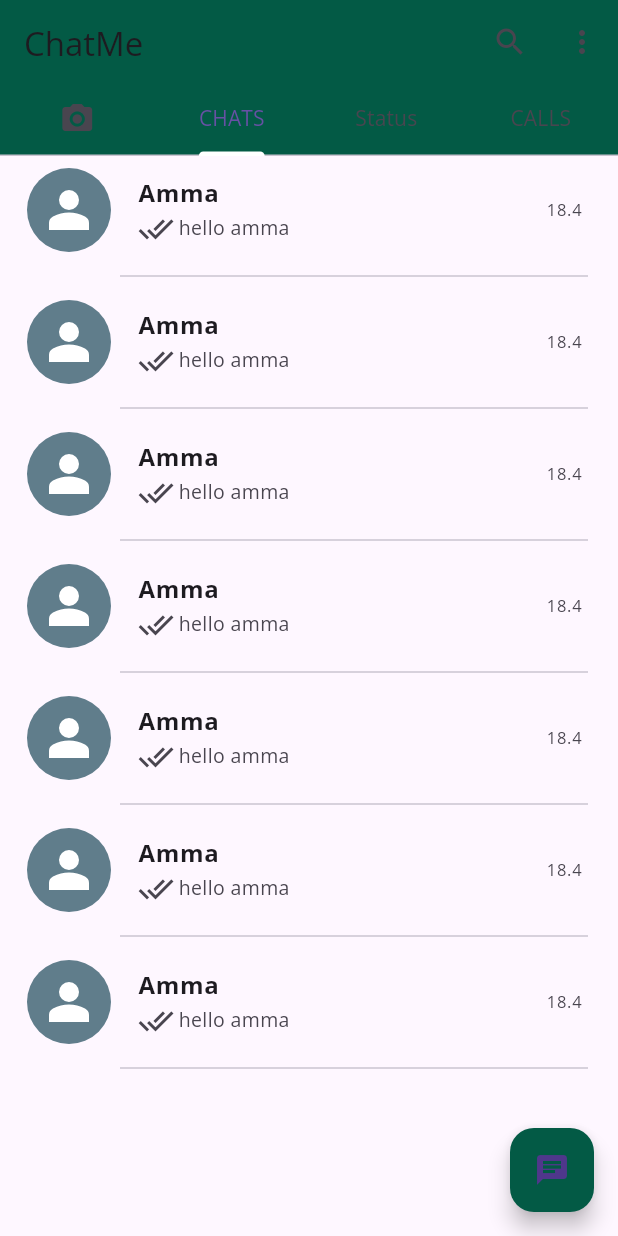
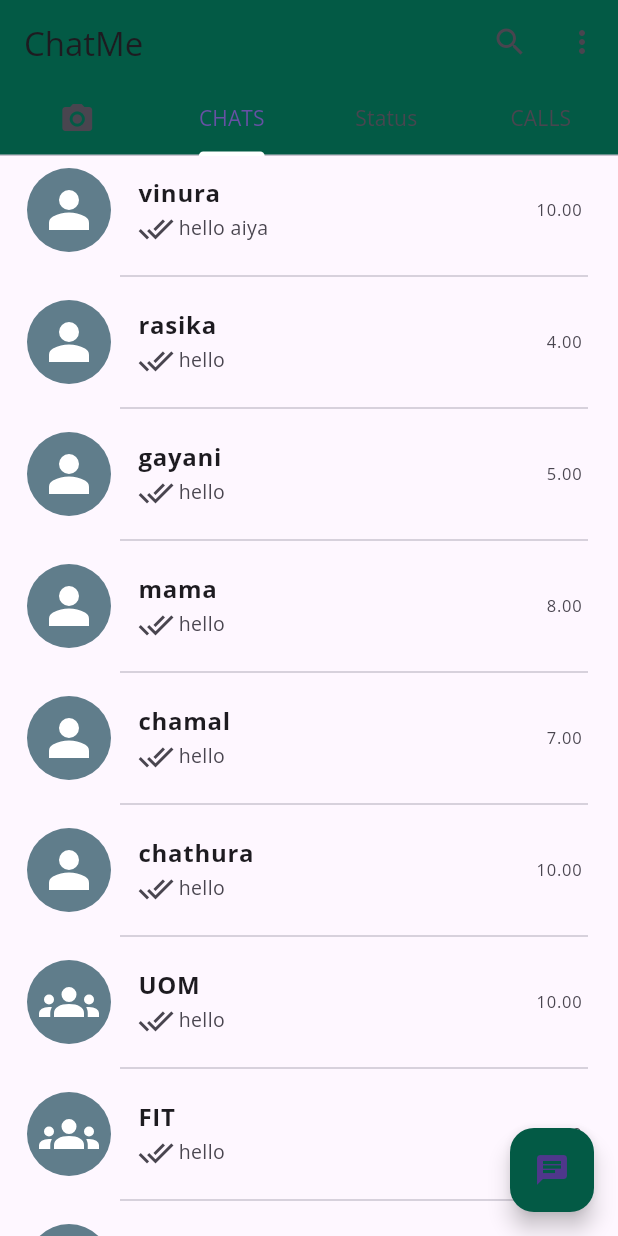
Before and after one commit to IsuraViranga/ChatApp, a Flutter app: the screen it shows after launch, on a phone screen of 412 x 824 dp. Run offline on Flutter 3.47's test engine with Material 3 defaults, Android fonts, the phone set to English and light mode, and no system bars; our stand-ins replace flutter_svg.

Commit message:
chat model and list added

```diff
--- /dev/null
+++ b/lib/Model/ChatModel.dart
@@ -0,0 +1,15 @@
+class ChatModel {
+  String name;
+  String time;
+  String icon;
+  String currentMessage;
+  bool isGroup;
+
+  ChatModel({
+    required this.name,
+    required this.time,
+    required this.icon,
+    required this.currentMessage,
+    required this.isGroup,
+  });
+}
--- a/lib/Pages/chatpage.dart
+++ b/lib/Pages/chatpage.dart
@@ -1,5 +1,6 @@
 import 'package:chatapp/customUI/CustomCard.dart';
 import 'package:flutter/material.dart';
+import '../Model/ChatModel.dart';
 
 class ChatPage extends StatefulWidget {
   const ChatPage({Key? key}) : super(key: key);
@@ -9,6 +10,18 @@ class ChatPage extends StatefulWidget {
 }
 
 class _ChatPageState extends State<ChatPage> {
+  late List<ChatModel> chatmodel=[
+    ChatModel(name: "vinura", time: "10.00", icon: "person", currentMessage: "hello aiya", isGroup: false),
+    ChatModel(name: "rasika", time: "4.00", icon: "person", currentMessage: "hello ", isGroup: false),
+    ChatModel(name: "gayani", time: "5.00", icon: "person", currentMessage: "hello ", isGroup: false),
+    ChatModel(name: "mama", time: "8.00", icon: "person", currentMessage: "hello ", isGroup: false),
+    ChatModel(name: "chamal", time: "7.00", icon: "person", currentMessage: "hello ", isGroup: false),
+    ChatModel(name: "chathura", time: "10.00", icon: "person", currentMessage: "hello ", isGroup: false),
+    ChatModel(name: "UOM", time: "10.00", icon: "group", currentMessage: "hello ", isGroup: true),
+    ChatModel(name: "FIT", time: "6.00", icon: "group", currentMessage: "hello ", isGroup: true),
+    ChatModel(name: "Dev stack", time: "10.00", icon: "group", currentMessage: "hello", isGroup: true),
+  ];
+
   @override
   Widget build(BuildContext context) {
     return Scaffold(
@@ -17,17 +30,10 @@ class _ChatPageState extends State<ChatPage> {
           child: const Icon(Icons.chat),
           backgroundColor:const Color(0xFF035A45),
       ),
-      body:ListView(
-        children: const [
-            CustomCard(),
-            CustomCard(),
-            CustomCard(),
-            CustomCard(),
-            CustomCard(),
-            CustomCard(),
-            CustomCard(),
-        ],
-      ),
+      body:ListView.builder(
+          itemCount:chatmodel.length,
+          itemBuilder:(context,index)=>CustomCard(chatmodel:chatmodel[index])
+      )
     );
   }
 }
--- /dev/null
+++ b/lib/Screens/individualPage.dart
@@ -0,0 +1,15 @@
+import 'package:flutter/material.dart';
+
+class IndividualPage extends StatefulWidget {
+  const IndividualPage({Key? key}) : super(key: key);
+
+  @override
+  State<IndividualPage> createState() => _IndividualPageState();
+}
+
+class _IndividualPageState extends State<IndividualPage> {
+  @override
+  Widget build(BuildContext context) {
+    return const Scaffold();
+  }
+}
--- a/lib/customUI/CustomCard.dart
+++ b/lib/customUI/CustomCard.dart
@@ -1,13 +1,18 @@
+import 'package:chatapp/Screens/individualPage.dart';
 import 'package:flutter/material.dart';
 import 'package:flutter_svg/flutter_svg.dart';
+import '../Model/ChatModel.dart';
 
 class CustomCard extends StatelessWidget {
-  const CustomCard({Key? key}) : super(key: key);
+  final ChatModel chatmodel;
+  const CustomCard({Key? key , required this.chatmodel}) : super(key: key);
 
   @override
   Widget build(BuildContext context) {
     return InkWell(
-      onTap: (){},
+      onTap: (){
+        Navigator.push(context, MaterialPageRoute(builder: (context)=>IndividualPage()));
+      },
       child: Column(
         children: [
           ListTile(
@@ -15,33 +20,33 @@ class CustomCard extends StatelessWidget {
               radius: 30,
               backgroundColor: Colors.blueGrey,
               child: SvgPicture.asset(
-                  "assets/person.svg",
+                  chatmodel.isGroup? "assets/groups.svg" :"assets/person.svg",
                   color: Colors.white,
                   height:40,
               ),
             ),
-            title:const Text(
-                "Amma",
-                style:TextStyle(
+            title:Text(
+                chatmodel.name,
+                style:const TextStyle(
                   fontSize: 16,
                   fontWeight: FontWeight.bold
                 ) ,
             ),
-            subtitle: const Row(
+            subtitle:Row(
               children: [
-                Icon(Icons.done_all),
-                SizedBox(
+                const Icon(Icons.done_all),
+                const SizedBox(
                   width: 3,
                 ),
                 Text(
-                    "hello amma",
-                     style: TextStyle(
+                     chatmodel.currentMessage,
+                     style: const TextStyle(
                        fontSize: 13
                      ),
                 )
               ],
             ),
-            trailing: const Text("18.4"),
+            trailing:Text(chatmodel.time),
           ),
           const Padding(
             padding: EdgeInsets.only(left: 80,right: 20),
```
